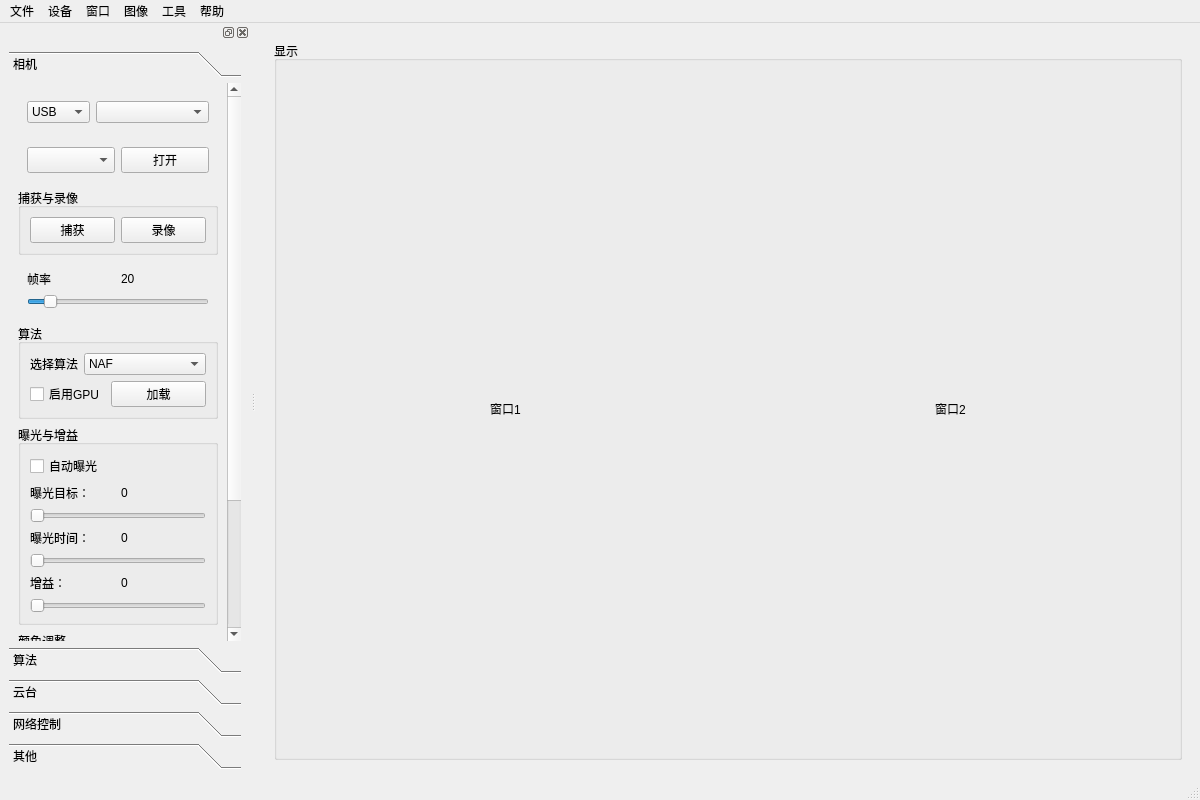
Above: ui/mainwindow.ui from choushunn/ToupCameraDemo before the change. Below: the same form after it.
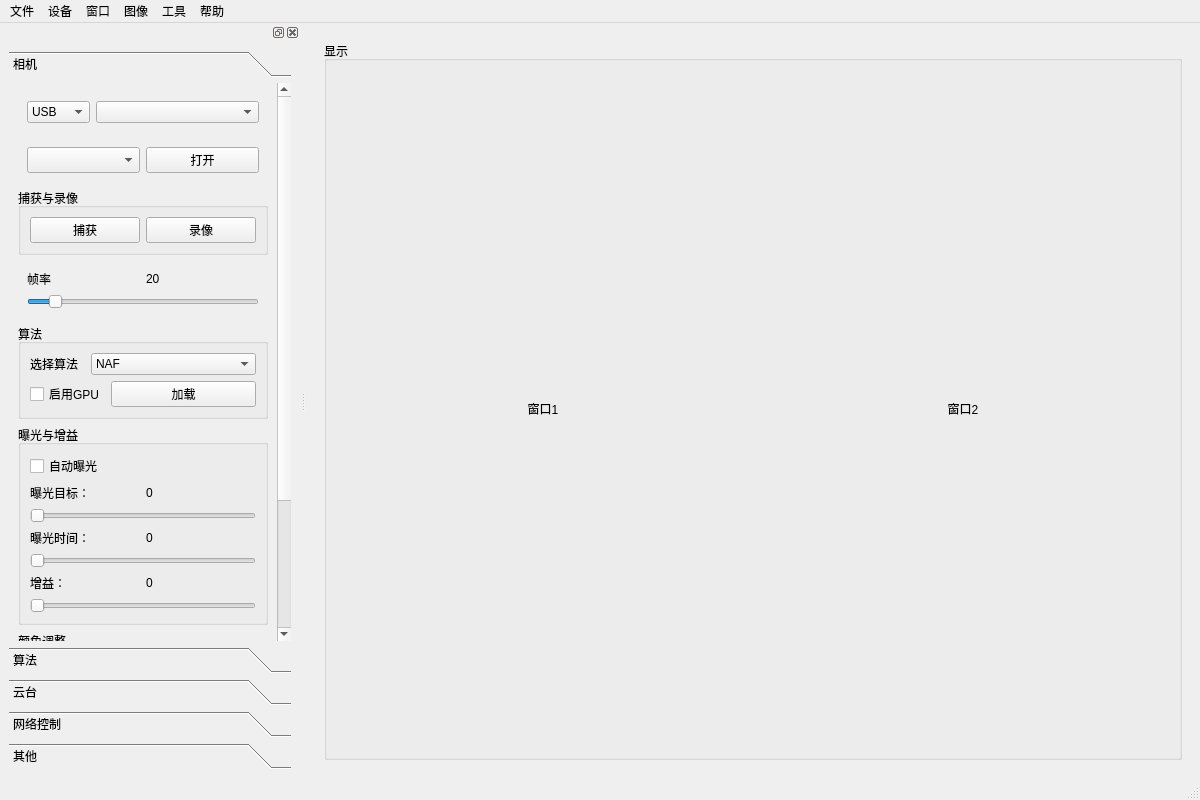
That is the form after the change. The open tabs and pages were chosen to show the change. Icons and pictures are not drawn.

```diff
--- a/ui/mainwindow.ui
+++ b/ui/mainwindow.ui
@@ -137,13 +137,13 @@
   <widget class="QDockWidget" name="dockWidget_2">
    <property name="sizePolicy">
     <sizepolicy hsizetype="Expanding" vsizetype="Expanding">
-     <horstretch>0</horstretch>
+     <horstretch>1</horstretch>
      <verstretch>0</verstretch>
     </sizepolicy>
    </property>
    <property name="minimumSize">
     <size>
-     <width>250</width>
+     <width>300</width>
      <height>255</height>
     </size>
    </property>
@@ -170,8 +170,8 @@
         <property name="geometry">
          <rect>
           <x>0</x>
-          <y>-63</y>
-          <width>222</width>
+          <y>0</y>
+          <width>272</width>
           <height>657</height>
          </rect>
         </property>
```
Left out of the diff: 18 changed lines with no effect on the pictures.
